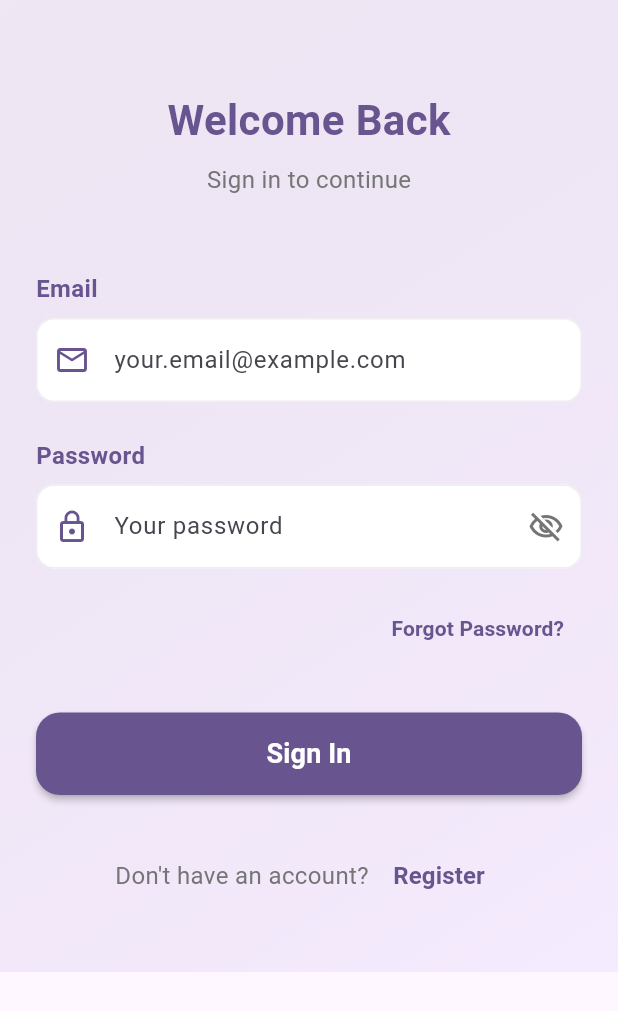
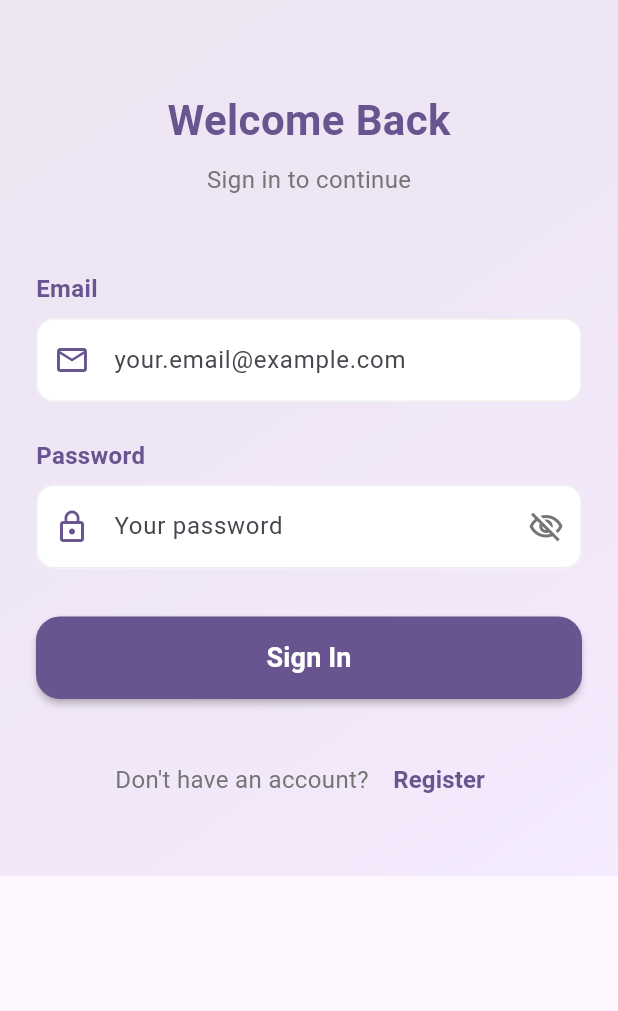
Before and after one commit to josephchamoun/flutter_internship_project, a Flutter app: the screen it shows after launch, on a phone screen of 412 x 824 dp. Shown: the top 1011 px of the screen. Run offline on Flutter 3.47's test engine with Material 3 defaults, Android fonts, the light colour scheme and no system bars; our stand-ins replace cached_network_image, dio, get, pretty_dio_logger, shared_preferences.

Commit message:
fixing some bugs

```diff
--- a/lib/Views/Login.dart
+++ b/lib/Views/Login.dart
@@ -139,20 +139,6 @@ class Login extends GetView<LoginController> {
                       ),
                     ),
                   ),
-                  const SizedBox(height: 16),
-                  Align(
-                    alignment: Alignment.centerRight,
-                    child: TextButton(
-                      onPressed: () {},
-                      child: Text(
-                        "Forgot Password?",
-                        style: TextStyle(
-                          color: Theme.of(context).colorScheme.primary,
-                          fontWeight: FontWeight.w600,
-                        ),
-                      ),
-                    ),
-                  ),
                   const SizedBox(height: 32),
                   SizedBox(
                     width: double.infinity,
```
